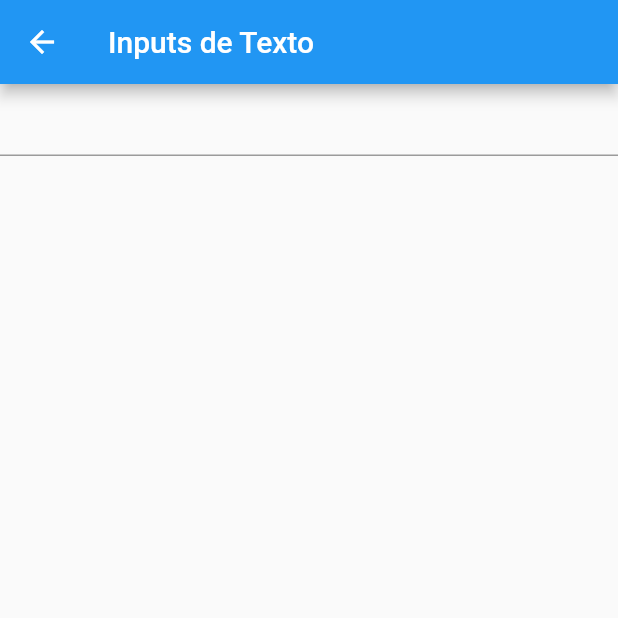
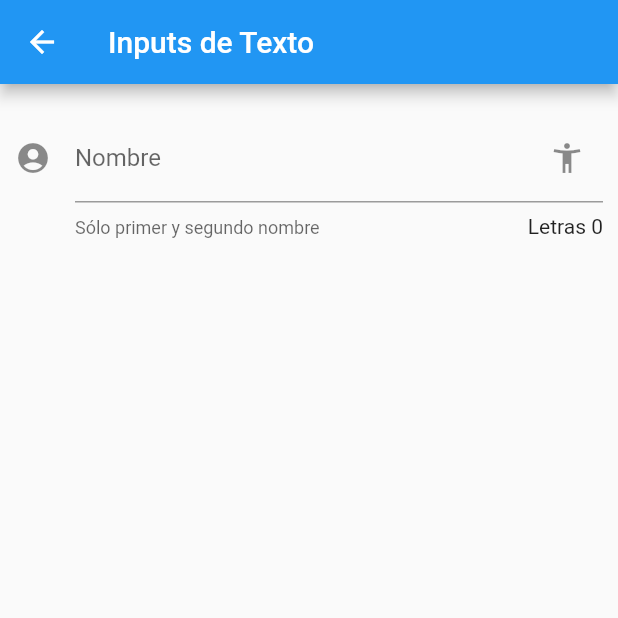
Before and after one commit to martinhash/flutterapp, a Flutter app: the InputPage screen opened by its route, on a phone screen of 412 x 824 dp, the top half of it. Run offline on Flutter 3.47's test engine with Material 2 defaults, Android fonts, the phone set to English and light mode, and no system bars.

Commit message:
decoration input

```diff
--- a/lib/src/pages/input_page.dart
+++ b/lib/src/pages/input_page.dart
@@ -13,6 +13,7 @@ class _InputPageState extends State<InputPage> {
         title: Text('Inputs de Texto'),
       ),
       body: ListView(
+        padding: EdgeInsets.symmetric(horizontal:10.0, vertical:20.0),
         children: <Widget>[
           _crearInput()
           ],
@@ -23,7 +24,15 @@ class _InputPageState extends State<InputPage> {
 
   Widget _crearInput() {
     return TextField(
-
+      textCapitalization: TextCapitalization.sentences,
+      decoration: InputDecoration(
+        counter:Text('Letras 0'),
+        hintText: 'Nombre de la persona',
+        labelText: 'Nombre',
+        helperText: 'Sólo primer y segundo nombre',
+        suffixIcon: Icon(Icons.accessibility_new),
+        icon: Icon(Icons.account_circle)
+      ),
     );
   }
 }
```
